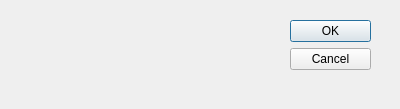
PGery89/IonogramProcessing, file labeling_dialog.ui: the form before one commit.
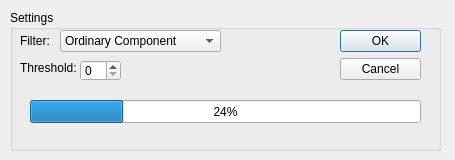
The form after the commit.

Commit message:
CCL filtering and UI
CCL menu added, extended UI functionality, Graph projection has some bug

Patch:
```diff
--- a/labeling_dialog.ui
+++ b/labeling_dialog.ui
@@ -6,28 +6,113 @@
    <rect>
     <x>0</x>
     <y>0</y>
-    <width>400</width>
-    <height>109</height>
+    <width>455</width>
+    <height>160</height>
    </rect>
   </property>
   <property name="windowTitle">
    <string>Filtering</string>
   </property>
-  <widget class="QDialogButtonBox" name="buttonBox">
+  <widget class="QGroupBox" name="groupBox_filterSettings">
    <property name="geometry">
     <rect>
-     <x>290</x>
-     <y>20</y>
-     <width>81</width>
-     <height>61</height>
+     <x>10</x>
+     <y>10</y>
+     <width>431</width>
+     <height>141</height>
     </rect>
    </property>
-   <property name="orientation">
-    <enum>Qt::Vertical</enum>
+   <property name="title">
+    <string>Settings</string>
    </property>
-   <property name="standardButtons">
-    <set>QDialogButtonBox::Cancel|QDialogButtonBox::Ok</set>
-   </property>
+   <widget class="QDialogButtonBox" name="buttonBox">
+    <property name="geometry">
+     <rect>
+      <x>330</x>
+      <y>20</y>
+      <width>81</width>
+      <height>51</height>
+     </rect>
+    </property>
+    <property name="orientation">
+     <enum>Qt::Vertical</enum>
+    </property>
+    <property name="standardButtons">
+     <set>QDialogButtonBox::Cancel|QDialogButtonBox::Ok</set>
+    </property>
+   </widget>
+   <widget class="QComboBox" name="comboBox_components">
+    <property name="geometry">
+     <rect>
+      <x>50</x>
+      <y>20</y>
+      <width>161</width>
+      <height>22</height>
+     </rect>
+    </property>
+    <property name="currentIndex">
+     <number>0</number>
+    </property>
+    <item>
+     <property name="text">
+      <string>Ordinary Component</string>
+     </property>
+    </item>
+    <item>
+     <property name="text">
+      <string>Extraordinary Component</string>
+     </property>
+    </item>
+   </widget>
+   <widget class="QLabel" name="label">
+    <property name="geometry">
+     <rect>
+      <x>10</x>
+      <y>20</y>
+      <width>31</width>
+      <height>21</height>
+     </rect>
+    </property>
+    <property name="text">
+     <string>Filter:</string>
+    </property>
+   </widget>
+   <widget class="QLabel" name="label_2">
+    <property name="geometry">
+     <rect>
+      <x>10</x>
+      <y>50</y>
+      <width>61</width>
+      <height>16</height>
+     </rect>
+    </property>
+    <property name="text">
+     <string>Threshold:</string>
+    </property>
+   </widget>
+   <widget class="QSpinBox" name="spinBox">
+    <property name="geometry">
+     <rect>
+      <x>70</x>
+      <y>50</y>
+      <width>41</width>
+      <height>21</height>
+     </rect>
+    </property>
+   </widget>
+   <widget class="QProgressBar" name="filteringProgressBar">
+    <property name="geometry">
+     <rect>
+      <x>20</x>
+      <y>90</y>
+      <width>391</width>
+      <height>23</height>
+     </rect>
+    </property>
+    <property name="value">
+     <number>24</number>
+    </property>
+   </widget>
   </widget>
  </widget>
  <resources/>
```
The commit also changes 6 other files.
